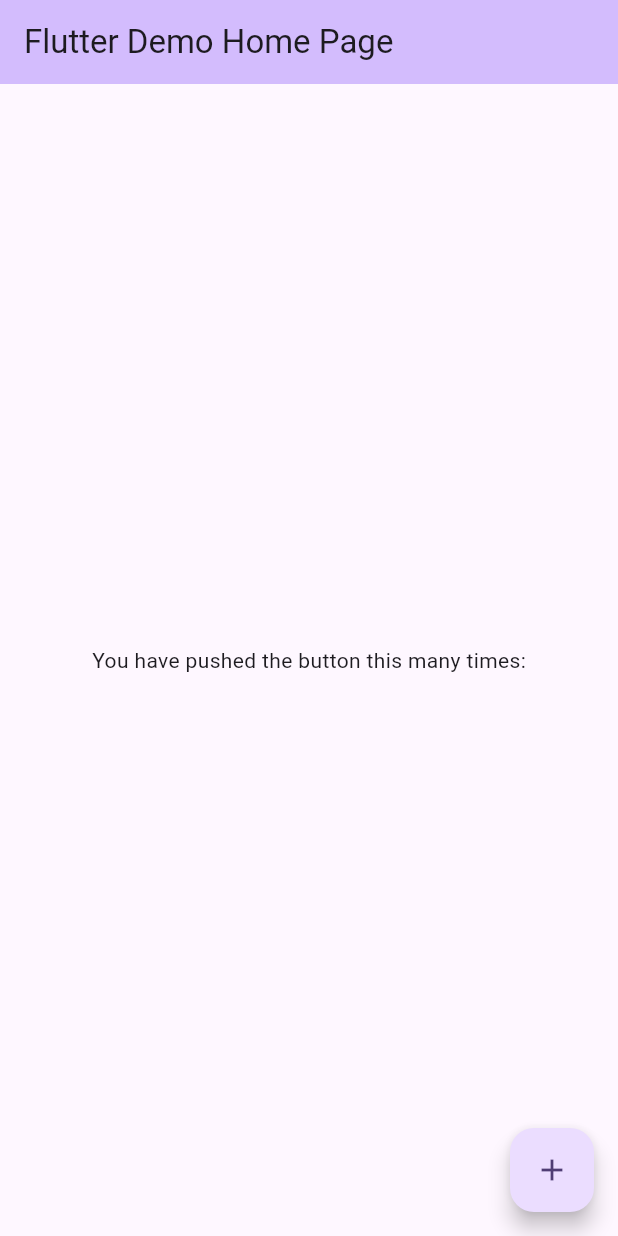
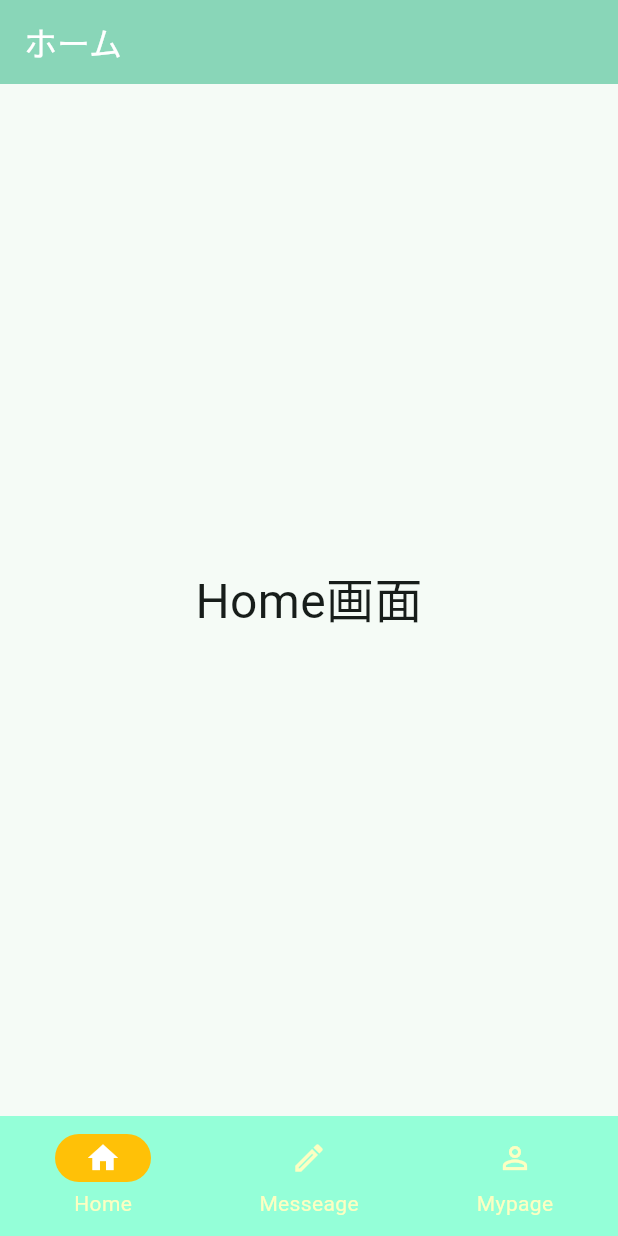
Before and after one commit to Mitsutan/spajam2024_kumamoto, a Flutter app: the screen it shows after launch, on a phone screen of 412 x 824 dp. Run offline on Flutter 3.47's test engine with Material 3 defaults, Android fonts, the phone set to English and light mode, and no system bars; our stand-ins replace flutter_blue_plus; missing offline and left inert: flutter_beacon.

Commit message:
画面１

```diff
--- a/lib/main.dart
+++ b/lib/main.dart
@@ -1,7 +1,8 @@
 import 'dart:async';
 import 'dart:developer';
+import 'package:flutter/material.dart';
+import 'src/app.dart';
 
-import 'package:flutter/material.dart';
 import 'package:flutter/services.dart';
 import 'package:flutter_beacon/flutter_beacon.dart';
 import 'package:flutter_blue_plus/flutter_blue_plus.dart';
@@ -10,22 +11,22 @@ void main() {
   runApp(const MyApp());
 }
 
-class MyApp extends StatelessWidget {
-  const MyApp({super.key});
+// class MyApp extends StatelessWidget {
+//   const MyApp({super.key});
 
-  // This widget is the root of your application.
-  @override
-  Widget build(BuildContext context) {
-    return MaterialApp(
-      title: 'Flutter Demo',
-      theme: ThemeData(
-        colorScheme: ColorScheme.fromSeed(seedColor: Colors.deepPurple),
-        useMaterial3: true,
-      ),
-      home: const MyHomePage(title: 'Flutter Demo Home Page'),
-    );
-  }
-}
+//   // This widget is the root of your application.
+//   @override
+//   Widget build(BuildContext context) {
+//     return MaterialApp(
+//       title: 'Flutter Demo',
+//       theme: ThemeData(
+//         colorScheme: ColorScheme.fromSeed(seedColor: Colors.deepPurple),
+//         useMaterial3: true,
+//       ),
+//       home: const MyHomePage(title: 'Flutter Demo Home Page'),
+//     );
+//   }
+// }
 
 class MyHomePage extends StatefulWidget {
   const MyHomePage({super.key, required this.title});
--- /dev/null
+++ b/lib/src/app.dart
@@ -0,0 +1,87 @@
+import 'package:flutter/material.dart';
+import 'screens/home.dart';
+import 'screens/mypage.dart';
+import 'screens/insert.dart';
+
+class MyApp extends StatelessWidget {
+  const MyApp({super.key});
+
+  @override
+  Widget build(BuildContext context) {
+    return MaterialApp(
+      title: 'Flutter Demo',
+      // Flutter公式サイトThemeを設定
+      theme: ThemeData(
+        colorScheme: ColorScheme.fromSeed(seedColor: Color(0xFF94FFD8)),
+        useMaterial3: true,
+        // NavigationBarのテーマを設定
+        navigationBarTheme: NavigationBarThemeData(
+          labelTextStyle: MaterialStateProperty.all(
+            TextStyle(color: Color(0xFFFDFFC2)),
+          ),
+        ),
+      ),
+      // NavigaionBarのClassを呼び出す
+      home: const BottomNavigation(),
+    );
+  }
+}
+
+class BottomNavigation extends StatefulWidget {
+  const BottomNavigation({super.key});
+
+  @override
+  State<BottomNavigation> createState() => _BottomNavigationState();
+}
+
+class _BottomNavigationState extends State<BottomNavigation> {
+  // 各画面のリスト
+  static const _screens = [
+    HomeScreen(),
+    MapScreen(),
+    SettingScreen()
+  ];
+  // 選択されている画面のインデックス
+  int _selectedIndex = 0;
+
+  @override
+  Widget build(BuildContext context) {
+    final ThemeData theme = Theme.of(context);
+    return Scaffold(
+      body: _screens[_selectedIndex],
+      // 本題のNavigationBar
+      bottomNavigationBar: NavigationBar(
+        // タップされたタブのインデックスを設定（タブ毎に画面の切り替えをする）
+        onDestinationSelected: (int index) {
+          setState(() {
+            _selectedIndex = index;
+          });
+        },
+        // 選択されているタブの色（公式サイトのまま黄色）
+        indicatorColor: Colors.amber,
+        // 背景色を設定
+        backgroundColor: Color(0xFF94FFD8),
+        // 選択されたタブの設定（設定しないと画面は切り替わってもタブの色は変わらないです）
+        selectedIndex: _selectedIndex,
+        // タブ自体の設定（必須項目のため、書かないとエラーになります）
+        destinations: const <Widget>[
+          NavigationDestination(
+            selectedIcon: Icon(Icons.home, color: Colors.white),
+            icon: Icon(Icons.home_outlined, color: Color(0xFFFDFFC2)),
+            label: 'Home',
+          ),
+          NavigationDestination(
+            selectedIcon: Icon(Icons.edit, color: Colors.white),
+            icon: Icon(Icons.edit_outlined, color: Color(0xFFFDFFC2)),
+            label: 'Messeage',
+          ),
+          NavigationDestination(
+            selectedIcon: Icon(Icons.person_outline, color: Colors.white),
+            icon: Icon(Icons.person_outline, color: Color(0xFFFDFFC2)),
+            label: 'Mypage',
+          ),
+        ],
+      )
+    );
+  }
+}
--- /dev/null
+++ b/lib/src/screens/home.dart
@@ -0,0 +1,20 @@
+import 'package:flutter/material.dart';
+
+class HomeScreen extends StatelessWidget {
+  const HomeScreen({super.key});
+
+  @override
+  Widget build(BuildContext context) {
+    return Scaffold(
+      appBar: AppBar(
+        backgroundColor: Theme.of(context).colorScheme.inversePrimary,
+        title: const Text('ホーム',
+        style: TextStyle(color: Colors.white),
+      ),
+      ),
+      body: const Center(
+          child: Text('Home画面', style: TextStyle(fontSize: 32.0))
+      ),
+    );
+  }
+}
```
Also changed, not shown: lib/src/screens/insert.dart (added, +17 -0 lines), lib/src/screens/mypage.dart (added, +17 -0 lines), lib/home.dart (deleted), lib/insert.dart (deleted), lib/mypage.dart (deleted), lib/src/screens/empathy.dart (added).
